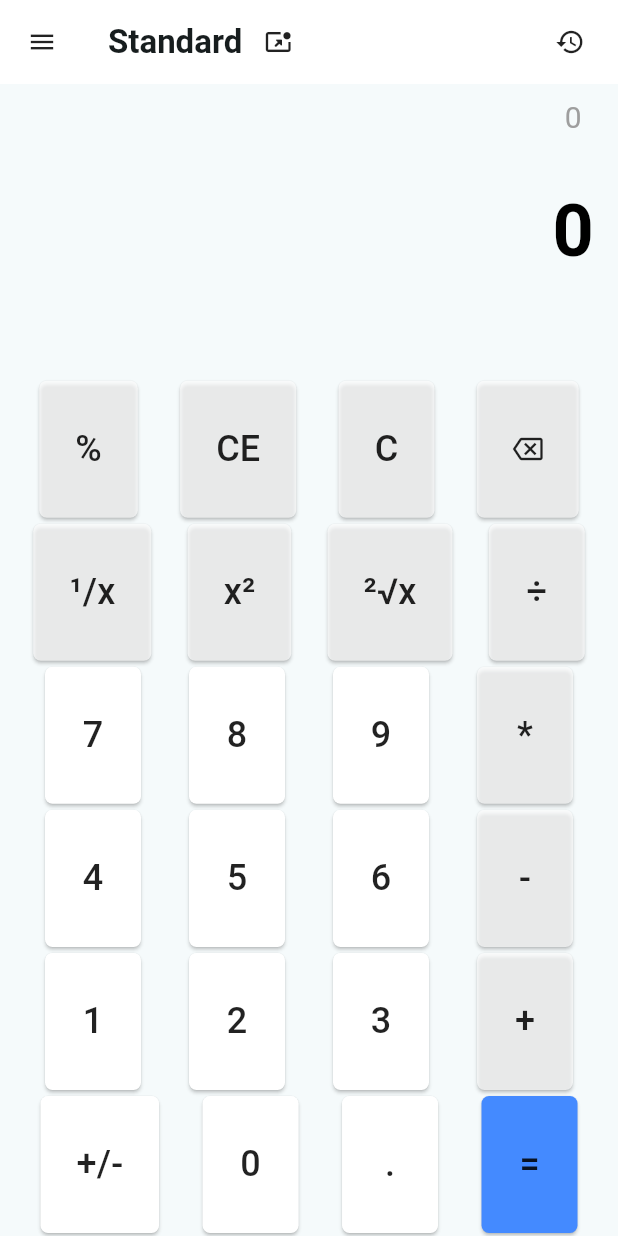
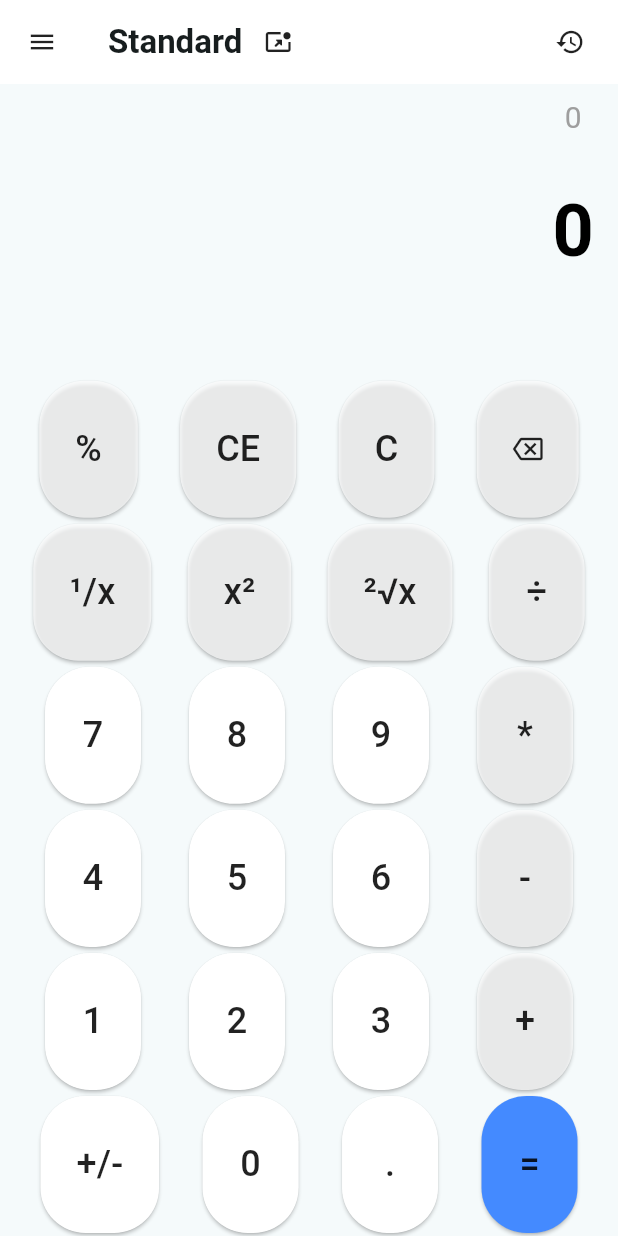
Before and after one commit to sikatikenmogne/flutter_calculator, a Flutter app: the screen it shows after launch, on a phone screen of 412 x 824 dp. Run offline on Flutter 3.47's test engine with Material 3 defaults, Android fonts, the phone set to English and light mode, and no system bars.

Commit message:
refactor: update button border radius to 30.0

```diff
--- a/lib/src/widgets/calculator_button.dart
+++ b/lib/src/widgets/calculator_button.dart
@@ -22,11 +22,10 @@ class CalculatorButton extends StatelessWidget {
         child: ElevatedButton(
           onPressed: onPressed,
           style: ButtonStyle(
-            backgroundColor:
-                WidgetStateProperty.all<Color>(this.buttonColor),
+            backgroundColor: WidgetStateProperty.all<Color>(this.buttonColor),
             shape: WidgetStateProperty.all<RoundedRectangleBorder>(
                 RoundedRectangleBorder(
-              borderRadius: BorderRadius.circular(5.0),
+              borderRadius: BorderRadius.circular(30.0),
             )),
           ),
           child: Text(name, style: textStyle, textAlign: TextAlign.center),
--- a/lib/src/widgets/calculator_icon_button.dart
+++ b/lib/src/widgets/calculator_icon_button.dart
@@ -22,7 +22,7 @@ class CalculatorIconButton extends StatelessWidget {
             backgroundColor: WidgetStateProperty.all<Color>(buttonColor),
             shape: WidgetStateProperty.all<RoundedRectangleBorder>(
                 RoundedRectangleBorder(
-              borderRadius: BorderRadius.circular(5.0),
+              borderRadius: BorderRadius.circular(30.0),
             )),
           ),
           child: const Icon(
```
